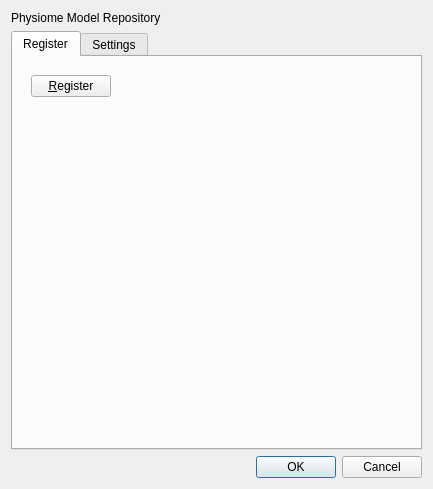
This is src/mapclient/tools/pmr/qt/registerdialog.ui in MusculoskeletalAtlasProject/mapclient as Qt 5 draws it before an edit. The edited form follows.
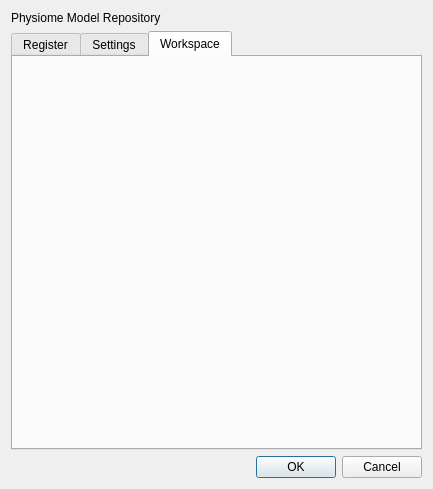
This is the edited form. The open tabs and pages were chosen to show the change. Custom widgets are drawn as their Qt base class.

The edit to the form file:
```diff
--- a/src/mapclient/tools/pmr/qt/registerdialog.ui
+++ b/src/mapclient/tools/pmr/qt/registerdialog.ui
@@ -161,6 +161,12 @@
        </item>
       </layout>
      </widget>
+     <widget class="QWidget" name="workspaceTab">
+      <attribute name="title">
+       <string>Workspace</string>
+      </attribute>
+      <layout class="QVBoxLayout" name="verticalLayout_6"/>
+     </widget>
     </widget>
    </item>
    <item>
```
